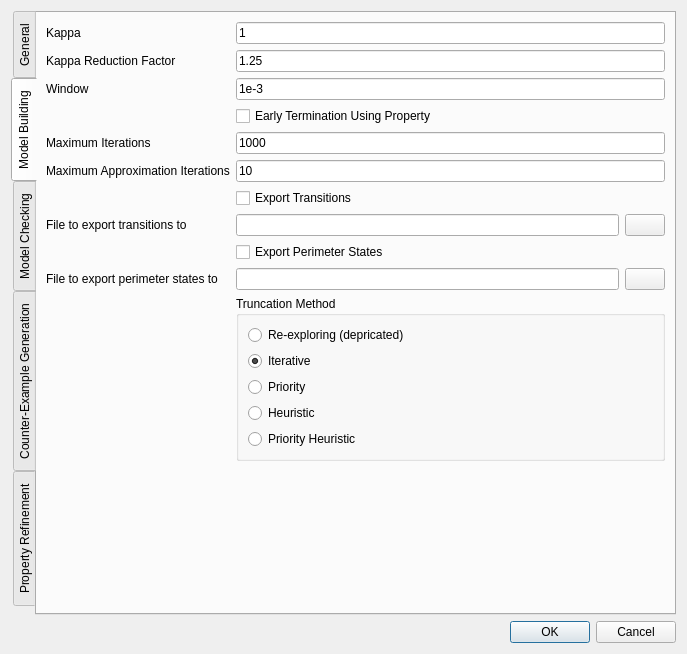
Before: the Qt Designer form src/stamina/gui/ui/Preferences.ui in fluentverification/stamina-storm, drawn with Qt 5.
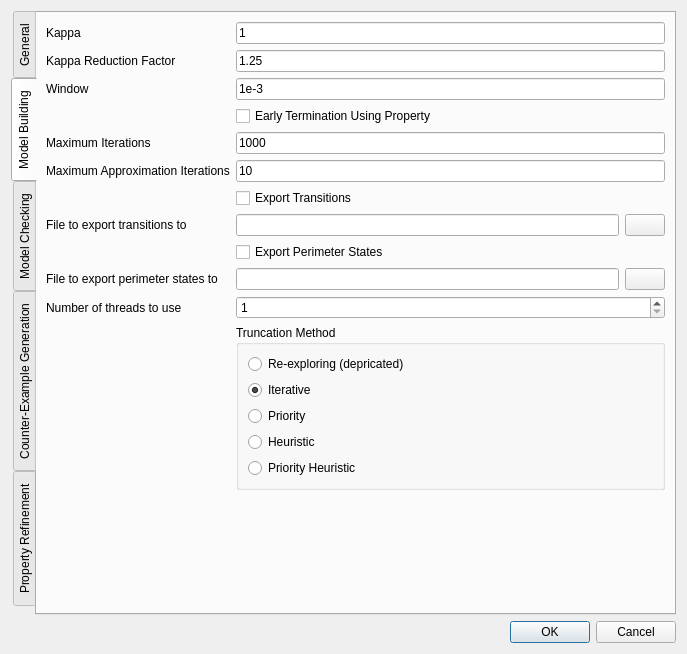
After: the same form once the commit is applied. The open tabs and pages were chosen to show the change. Icons and pictures are not drawn. Custom widgets are drawn as their Qt base class.

Patch:
```diff
--- a/src/stamina/gui/ui/Preferences.ui
+++ b/src/stamina/gui/ui/Preferences.ui
@@ -382,6 +382,20 @@
          </property>
         </widget>
        </item>
+       <item row="16" column="1">
+        <widget class="QSpinBox" name="numberThreads">
+         <property name="minimum">
+          <number>1</number>
+         </property>
+        </widget>
+       </item>
+       <item row="16" column="0">
+        <widget class="QLabel" name="label_13">
+         <property name="text">
+          <string>Number of threads to use</string>
+         </property>
+        </widget>
+       </item>
       </layout>
      </widget>
      <widget class="QWidget" name="tab_3">
```
Left out of the diff: 2 changed lines with no effect on the pictures.
